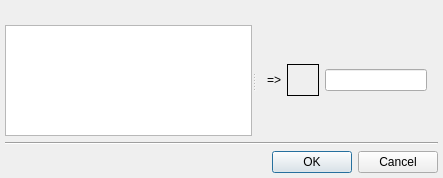
Before: the Qt Designer form src/plugins/metacontacts/mergecontactsdialog.ui in silvansky/Contacts, drawn with Qt 5.
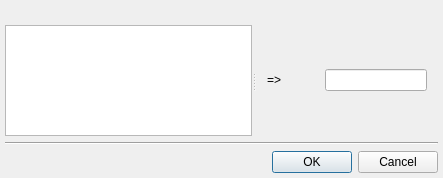
After: the same form once the commit is applied.

```diff
--- a/src/plugins/metacontacts/mergecontactsdialog.ui
+++ b/src/plugins/metacontacts/mergecontactsdialog.ui
@@ -77,15 +77,6 @@
              <height>32</height>
             </size>
            </property>
-           <property name="maximumSize">
-            <size>
-             <width>32</width>
-             <height>32</height>
-            </size>
-           </property>
-           <property name="frameShape">
-            <enum>QFrame::Box</enum>
-           </property>
           </widget>
          </item>
          <item>
```
Left out of the diff: 2 changed lines with no effect on the pictures.
